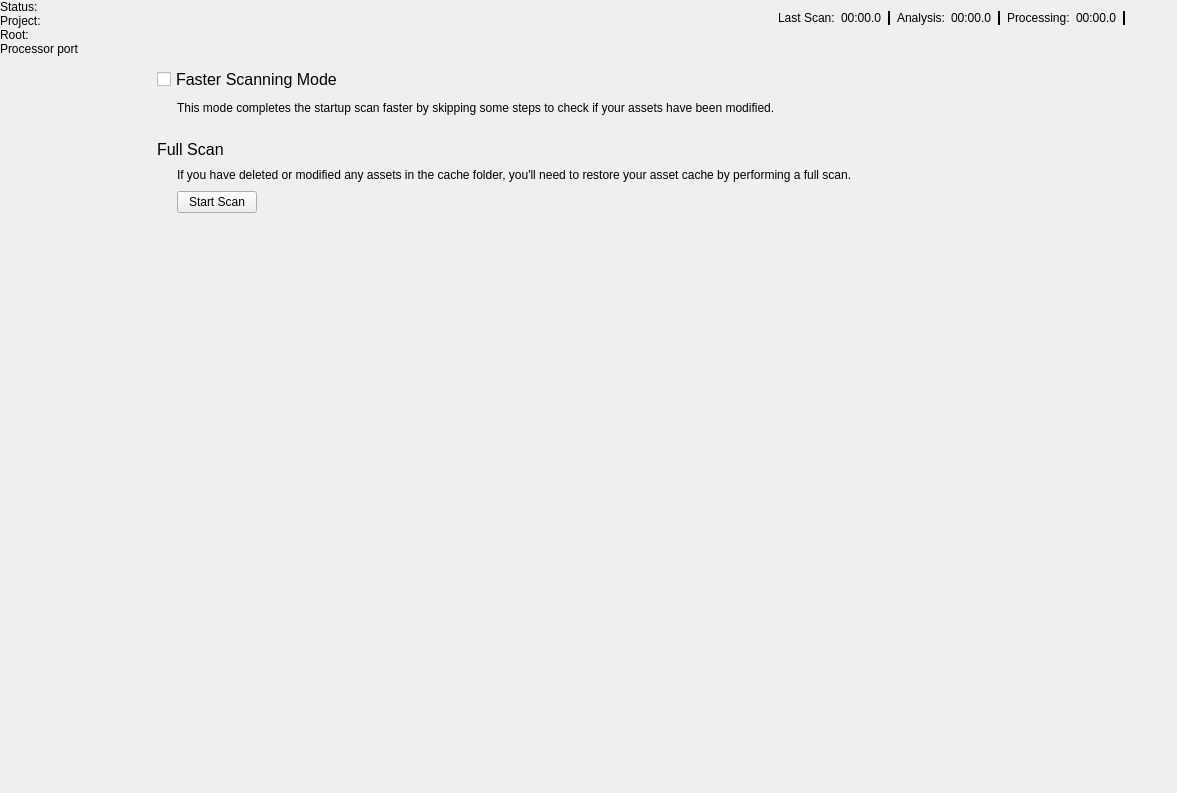
Old version of the form Code/Tools/AssetProcessor/native/ui/MainWindow.ui in the repository o3de/o3de.
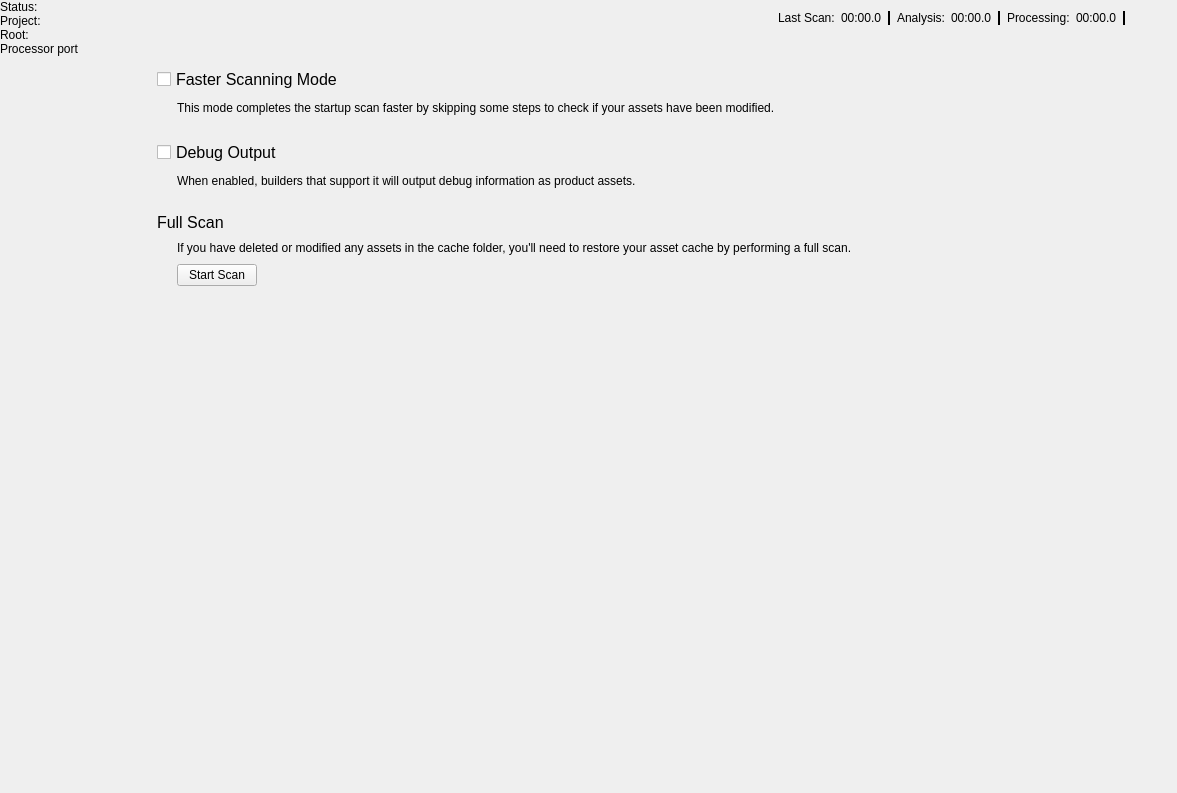
New version of the form. The open tabs and pages were chosen to show the change. Icons and pictures are not drawn. Custom widgets are drawn as their Qt base class.

Commit message:
Enabled Debug Output in AP-GUI
* the "debug output" flag can be set inside the AP-GUI now so that users can see debug output while the AP-GUI tool is running

```diff
--- a/Code/Tools/AssetProcessor/native/ui/MainWindow.ui
+++ b/Code/Tools/AssetProcessor/native/ui/MainWindow.ui
@@ -1316,6 +1316,65 @@
             </property>
            </spacer>
           </item>
+          <item>
+           <widget class="QCheckBox" name="debugOutputCheckBox">
+            <property name="styleSheet">
+             <string notr="true">font: 12pt;</string>
+            </property>
+            <property name="text">
+             <string>Debug Output</string>
+            </property>
+           </widget>
+          </item>
+          <item>
+           <layout class="QHBoxLayout" name="horizontalLayout_6">
+            <item>
+             <spacer name="indentSpacer1">
+              <property name="orientation">
+               <enum>Qt::Horizontal</enum>
+              </property>
+              <property name="sizeType">
+               <enum>QSizePolicy::Fixed</enum>
+              </property>
+              <property name="sizeHint" stdset="0">
+               <size>
+                <width>20</width>
+                <height>20</height>
+               </size>
+              </property>
+             </spacer>
+            </item>
+            <item>
+             <widget class="QLabel" name="debugOutputCheckBoxDescription">
+              <property name="text">
+               <string>&lt;html&gt;&lt;head/&gt;&lt;body&gt;&lt;p&gt;When enabled, builders that support it will output debug information as product assets.&lt;/p&gt;&lt;/body&gt;&lt;/html&gt;</string>
+              </property>
+              <property name="scaledContents">
+               <bool>false</bool>
+              </property>
+              <property name="wordWrap">
+               <bool>true</bool>
+              </property>
+             </widget>
+            </item>
+           </layout>
+          </item>
+          <item>
+           <spacer name="gapSpacer1">
+            <property name="orientation">
+             <enum>Qt::Vertical</enum>
+            </property>
+            <property name="sizeType">
+             <enum>QSizePolicy::Fixed</enum>
+            </property>
+            <property name="sizeHint" stdset="0">
+             <size>
+              <width>16</width>
+              <height>16</height>
+             </size>
+            </property>
+           </spacer>
+          </item>
           <item>
            <widget class="QLabel" name="fullScanHeader">
             <property name="text">
```
Left out of the diff: 2 changed lines with no effect on the pictures. Lines whose indentation alone changed are shown as unchanged. The commit also changes 1 other file.
